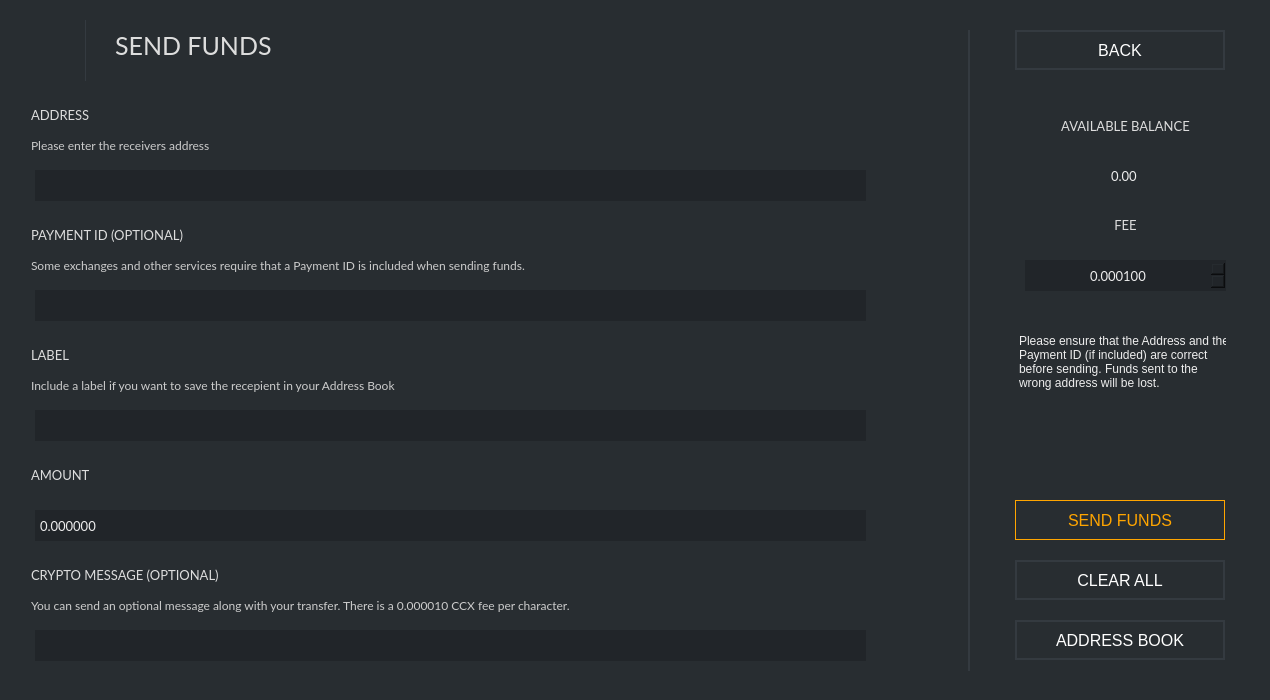
Above: src/gui/ui/sendframe.ui from ConcealNetwork/conceal-desktop before the change. Below: the same form after it.
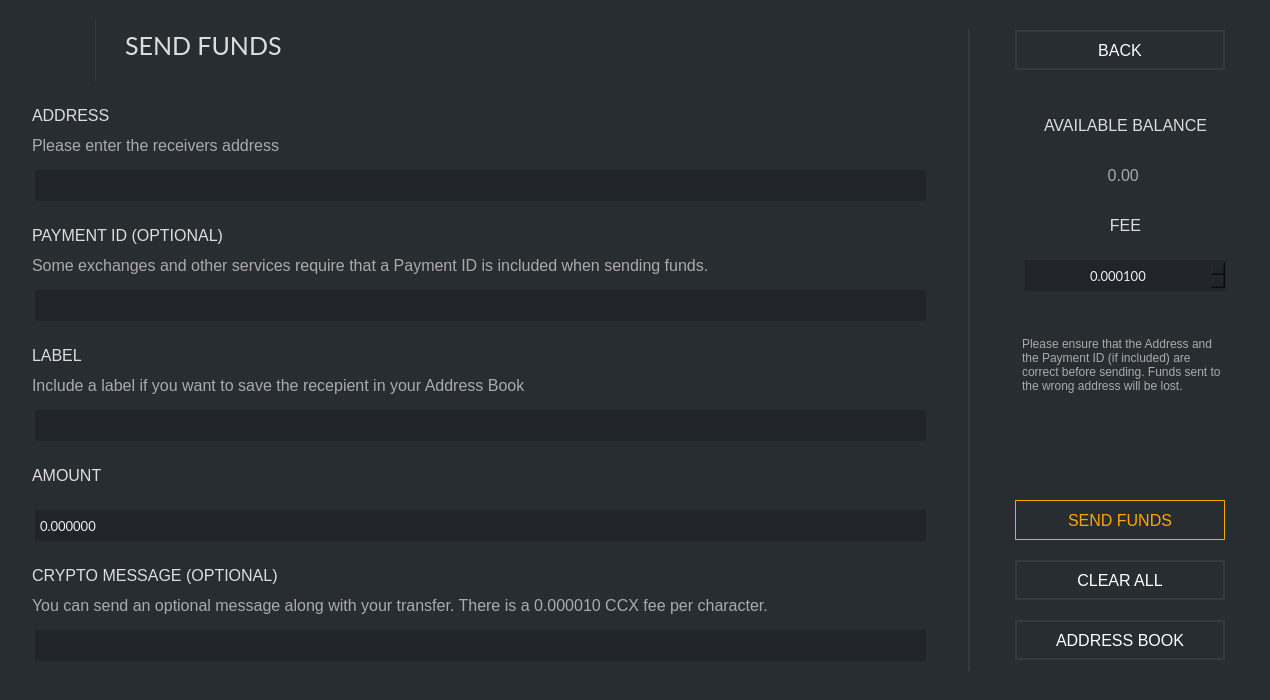
That is the form after the change. Icons and pictures are not drawn.

Patch:
```diff
--- a/src/gui/ui/sendframe.ui
+++ b/src/gui/ui/sendframe.ui
@@ -61,7 +61,7 @@
      <widget class="QLabel" name="sendLabel">
       <property name="geometry">
        <rect>
-        <x>100</x>
+        <x>110</x>
         <y>25</y>
         <width>181</width>
         <height>41</height>
@@ -135,12 +135,11 @@
       </property>
       <property name="font">
        <font>
-        <family>Lato</family>
-        <pointsize>10</pointsize>
+        <pointsize>-1</pointsize>
        </font>
       </property>
       <property name="styleSheet">
-       <string notr="true">padding: 3px; color: #ddd;</string>
+       <string notr="true">padding: 3px; color: #ddd; font-size: 16px;</string>
       </property>
       <property name="text">
        <string>PAYMENT ID (OPTIONAL)</string>
@@ -151,7 +150,7 @@
        <rect>
         <x>20</x>
         <y>290</y>
-        <width>831</width>
+        <width>891</width>
         <height>31</height>
        </rect>
       </property>
@@ -185,12 +184,11 @@
       </property>
       <property name="font">
        <font>
-        <family>Lato</family>
-        <pointsize>10</pointsize>
+        <pointsize>-1</pointsize>
        </font>
       </property>
       <property name="styleSheet">
-       <string notr="true">padding: 3px; color: #ddd;</string>
+       <string notr="true">padding: 3px; color: #ddd; font-size: 16px;</string>
       </property>
       <property name="text">
        <string>ADDRESS</string>
@@ -201,7 +199,7 @@
        <rect>
         <x>20</x>
         <y>170</y>
-        <width>831</width>
+        <width>891</width>
         <height>31</height>
        </rect>
       </property>
@@ -229,7 +227,7 @@
        <rect>
         <x>20</x>
         <y>410</y>
-        <width>831</width>
+        <width>891</width>
         <height>31</height>
        </rect>
       </property>
@@ -263,12 +261,11 @@
       </property>
       <property name="font">
        <font>
-        <family>Lato</family>
-        <pointsize>10</pointsize>
+        <pointsize>-1</pointsize>
        </font>
       </property>
       <property name="styleSheet">
-       <string notr="true">padding: 3px; color: #ddd;</string>
+       <string notr="true">padding: 3px; color: #ddd; font-size: 16px;</string>
       </property>
       <property name="text">
        <string>LABEL</string>
@@ -279,7 +276,7 @@
        <rect>
         <x>20</x>
         <y>510</y>
-        <width>831</width>
+        <width>891</width>
         <height>31</height>
        </rect>
       </property>
@@ -313,12 +310,11 @@
       </property>
       <property name="font">
        <font>
-        <family>Lato</family>
-        <pointsize>10</pointsize>
+        <pointsize>-1</pointsize>
        </font>
       </property>
       <property name="styleSheet">
-       <string notr="true">padding: 3px; color: #ddd;</string>
+       <string notr="true">padding: 3px; color: #ddd; font-size: 16px;</string>
       </property>
       <property name="text">
        <string>AMOUNT</string>
@@ -356,14 +352,11 @@
        </property>
        <property name="font">
         <font>
-         <family>Lato</family>
-         <pointsize>10</pointsize>
-         <weight>50</weight>
-         <bold>false</bold>
+         <pointsize>-1</pointsize>
         </font>
        </property>
        <property name="styleSheet">
-        <string notr="true">padding: 3px; color: #ddd;</string>
+        <string notr="true">padding: 3px; color: #ddd; font-size: 16px;</string>
        </property>
        <property name="text">
         <string>AVAILABLE BALANCE</string>
@@ -455,12 +448,11 @@
        </property>
        <property name="font">
         <font>
-         <family>Lato</family>
-         <pointsize>10</pointsize>
+         <pointsize>-1</pointsize>
         </font>
        </property>
        <property name="styleSheet">
-        <string notr="true">padding: 3px; </string>
+        <string notr="true">padding: 3px; font-size: 16px; color: #aaa;</string>
        </property>
        <property name="text">
         <string notr="true">0.00 </string>
@@ -523,14 +515,11 @@
        </property>
        <property name="font">
         <font>
-         <family>Lato</family>
-         <pointsize>10</pointsize>
-         <weight>50</weight>
-         <bold>false</bold>
+         <pointsize>-1</pointsize>
         </font>
        </property>
        <property name="styleSheet">
-        <string notr="true">padding: 3px; color: #ddd;</string>
+        <string notr="true">padding: 3px; color: #ddd; font-size: 16px;</string>
        </property>
        <property name="text">
         <string>FEE</string>
@@ -554,7 +543,7 @@
         </font>
        </property>
        <property name="styleSheet">
-        <string notr="true">font-size: 16px;</string>
+        <string notr="true">padding: 3px; font-size: 16px; color: #aaa;</string>
        </property>
        <property name="html">
         <string>&lt;!DOCTYPE HTML PUBLIC &quot;-//W3C//DTD HTML 4.0//EN&quot; &quot;http://www.w3.org/TR/REC-html40/strict.dtd&quot;&gt;
@@ -603,7 +592,7 @@
        <rect>
         <x>20</x>
         <y>630</y>
-        <width>831</width>
+        <width>891</width>
         <height>31</height>
        </rect>
       </property>
@@ -637,12 +626,11 @@
       </property>
       <property name="font">
        <font>
-        <family>Lato</family>
-        <pointsize>10</pointsize>
+        <pointsize>-1</pointsize>
        </font>
       </property>
       <property name="styleSheet">
-       <string notr="true">padding: 3px; color: #ddd;</string>
+       <string notr="true">padding: 3px; color: #ddd; font-size: 16px;</string>
       </property>
       <property name="text">
        <string>CRYPTO MESSAGE (OPTIONAL)</string>
@@ -659,12 +647,11 @@
       </property>
       <property name="font">
        <font>
-        <family>Lato</family>
-        <pointsize>9</pointsize>
+        <pointsize>-1</pointsize>
        </font>
       </property>
       <property name="styleSheet">
-       <string notr="true">padding: 3px; color: #ccc;</string>
+       <string notr="true">padding: 3px; font-size: 16px; color: #aaa;</string>
       </property>
       <property name="text">
        <string>You can send an optional message along with your transfer. There is a 0.000010 CCX fee per character.</string>
@@ -681,12 +668,11 @@
       </property>
       <property name="font">
        <font>
-        <family>Lato</family>
-        <pointsize>9</pointsize>
+        <pointsize>-1</pointsize>
        </font>
       </property>
       <property name="styleSheet">
-       <string notr="true">padding: 3px; color: #ccc;</string>
+       <string notr="true">padding: 3px; font-size: 16px; color: #aaa;</string>
       </property>
       <property name="text">
        <string>Some exchanges and other services require that a Payment ID is included when sending funds.</string>
@@ -703,12 +689,11 @@
       </property>
       <property name="font">
        <font>
-        <family>Lato</family>
-        <pointsize>9</pointsize>
+        <pointsize>-1</pointsize>
        </font>
       </property>
       <property name="styleSheet">
-       <string notr="true">padding: 3px; color: #ccc;</string>
+       <string notr="true">padding: 3px; font-size: 16px; color: #aaa;</string>
       </property>
       <property name="text">
        <string>Include a label if you want to save the recepient in your Address Book</string>
@@ -725,12 +710,11 @@
       </property>
       <property name="font">
        <font>
-        <family>Lato</family>
-        <pointsize>9</pointsize>
+        <pointsize>-1</pointsize>
        </font>
       </property>
       <property name="styleSheet">
-       <string notr="true">padding: 3px; color: #ccc;</string>
+       <string notr="true">padding: 3px; font-size: 16px; color: #aaa;</string>
       </property>
       <property name="text">
        <string>Please enter the receivers address</string>
@@ -755,7 +739,7 @@
      <widget class="Line" name="logoLine">
       <property name="geometry">
        <rect>
-        <x>70</x>
+        <x>80</x>
         <y>20</y>
         <width>1</width>
         <height>61</height>
@@ -771,7 +755,7 @@
      <widget class="QLabel" name="label_11">
       <property name="geometry">
        <rect>
-        <x>0</x>
+        <x>10</x>
         <y>10</y>
         <width>61</width>
         <height>71</height>
```
